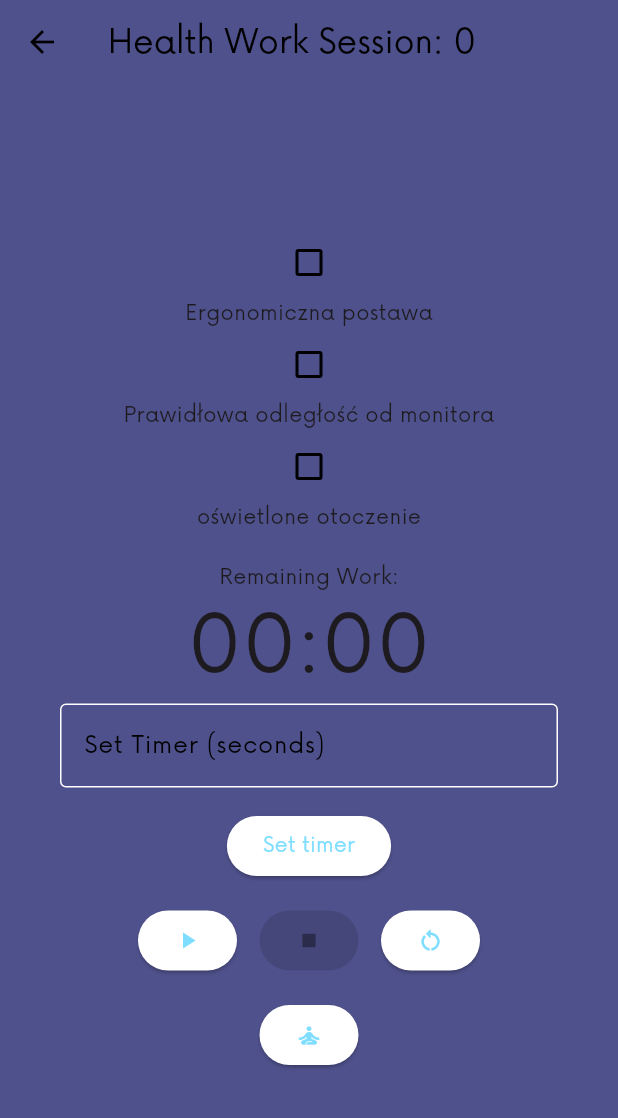
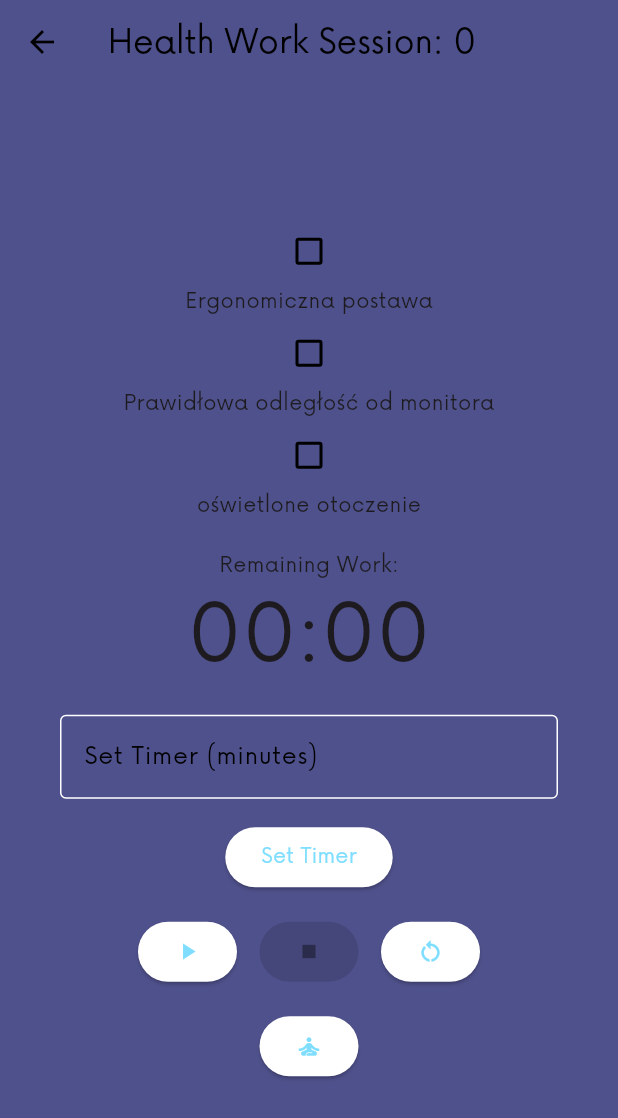
Before and after one commit to Jabrocki/HackYeah, a Flutter app: the WorkPage screen opened directly, on a phone screen of 412 x 824 dp. Shown: the top 1118 px of the screen. Run offline on Flutter 3.47's test engine with Material 3 defaults, Android fonts, the phone set to English and light mode, and no system bars; our stand-ins replace flutter_dotenv; missing offline and left inert: dart:ffi, flutter_popup_card.

Commit message:
new code architecure, more readable, more modular, easyier to rebuilt and maintain

```diff
--- a/lib/appState/mainAppState.dart
+++ b/lib/appState/mainAppState.dart
@@ -104,6 +104,8 @@
     'Work',
   ];
 
+
+
   int _currentState = 1;
   bool everyBoxChecked = false;
   int settedTime = 0;
@@ -124,6 +126,30 @@
   return checkboxes.every((element) => element['state'] == true);
 }
 
+ // Zwraca stan checkboxa
+  bool getCheckboxState(int index) {
+    var checkbox = checkboxes.firstWhere((element) => element['index'] == index, orElse: () => null);
+    return checkbox != null ? checkbox['state'] : false;
+  }
+
+
+  String getCheckboxContent(int number) {
+  var checkbox = checkboxes.firstWhere((element) => element['index'] == number, orElse: () => null);
+  if (checkbox != null) {
+    return checkbox['content'];
+  }
+  return '';  // Return a default empty string
+}
+
+  // Zmienia stan checkboxa
+  bool changeCheckboxState(int number) {
+    var checkbox = checkboxes.firstWhere((element) => element['index'] == number, orElse: () => null);
+    if (checkbox != null) {
+      checkbox['state'] = !checkbox['state'];
+    }
+    return checkbox != null ? checkbox['state'] : false;
+  }
+
 
   void setTimer(int seconds) {
     if (seconds < 0) {
@@ -132,7 +158,7 @@
     else if (_isRunning || !isEveryBoxChecked()) {
       return;
     }
-    settedTime = seconds;
+    settedTime = seconds * 60;
     _remainingTime = settedTime;
     notifyListeners();
   }
@@ -164,33 +190,11 @@
   }
 
 
-  // Zwraca stan checkboxa
-  bool getCheckboxState(int index) {
-    var checkbox = checkboxes.firstWhere((element) => element['index'] == index, orElse: () => null);
-    return checkbox != null ? checkbox['state'] : false;
-  }
-
-
-  String getCheckboxContent(int number) {
-  var checkbox = checkboxes.firstWhere((element) => element['index'] == number, orElse: () => null);
-  if (checkbox != null) {
-    return checkbox['content'];
-  }
-  return '';  // Return a default empty string
-}
-
-  // Zmienia stan checkboxa
-  bool changeCheckboxState(int number) {
-    var checkbox = checkboxes.firstWhere((element) => element['index'] == number, orElse: () => null);
-    if (checkbox != null) {
-      checkbox['state'] = !checkbox['state'];
-    }
-    return checkbox != null ? checkbox['state'] : false;
-  }
-
-
   void stopTimer() {
     // Logika zatrzymywania czasu
+    if (_currentState == 0){
+      return;
+    }
     _isRunning = false;
     _timer?.cancel();
     notifyListeners();
--- a/lib/layouts/workPage.dart
+++ b/lib/layouts/workPage.dart
@@ -1,4 +1,5 @@
-// ignore_for_file: file_names
+// ignore: file_names
+
 
 import 'package:flutter/material.dart';
 import 'package:hackyeah/appState/mainAppState.dart';
@@ -18,107 +19,173 @@
   Widget build(BuildContext context) {
     final appState = Provider.of<MainAppState>(context);
 
-    // Konwersja sekund na format minut:sekundy
-    String formatTime(int totalSeconds) {
-      int minutes = totalSeconds ~/ 60;
-      int seconds = totalSeconds % 60;
-      return "${minutes.toString().padLeft(2, '0')}:${seconds.toString().padLeft(2, '0')}";
-    }
-
     return Scaffold(
-      appBar: AppBar(
-        title: Text('Health Work Session: ${appState.completedSessions}'),
-      ),
+      appBar: _buildAppBar(appState),
       body: SafeArea(
         child: Center(
           child: Column(
             mainAxisAlignment: MainAxisAlignment.center,
             children: [
-              for (int i = 0, l = appState.checkboxes.length; i < l; i++)
-                Column(
+              _buildCheckboxList(appState),
+              const SizedBox(height: 20),
+              _buildRemainingTime(appState),
+              const SizedBox(height: 15),
+              _buildTimerInput(),
+              const SizedBox(height: 15),
+              _buildControlButtons(appState),
+              const SizedBox(height: 15),
+              _buildResetButton2(appState),
+              const SizedBox(height: 15),
+              _buildSessionIcons(appState),
+            ],
+          ),
+        ),
+      ),
+    );
+  }
+
+  AppBar _buildAppBar(MainAppState appState) {
+    return AppBar(
+      title: Text('Health Work Session: ${appState.completedSessions}'),
+    );
+  }
+
+  Widget _buildCheckboxList(MainAppState appState) {
+    return Column(
       mainAxisAlignment: MainAxisAlignment.center,
+      children: List.generate(appState.checkboxes.length, (index) {
+        return _buildCheckbox(appState, index);
+      }),
+    );
+  }
+
+  Widget _buildCheckbox(MainAppState appState, int index) {
+    return Column(
       children: [
         Checkbox(
-                      value: appState.getCheckboxState(i),
+          value: appState.getCheckboxState(index),
           onChanged: (bool? newValue) {
-                        appState.changeCheckboxState(i); // Zmienia stan checkboxa
-                        setState(() {}); // Odświeża UI
+            appState.changeCheckboxState(index);
+            setState(() {});
           },
         ),
-                    Text(appState.getCheckboxContent(i)),
+        Text(appState.getCheckboxContent(index)),
       ],
-                ),
-              const SizedBox(height: 20),
+    );
+  }
+
+  Widget _buildRemainingTime(MainAppState appState) {
+    return Column(
+      children: [
         Text('Remaining ${appState.currentState}:'),
         Text(
-                formatTime(appState.remainingTime), // Wyświetlanie czasu
+          _formatTime(appState.remainingTime),
           style: const TextStyle(fontSize: 52),
         ),
-              // Pole do wpisania czasu
-              Padding(
+      ],
+    );
+  }
+
+  String _formatTime(int totalSeconds) {
+    final minutes = totalSeconds ~/ 60;
+    final seconds = totalSeconds % 60;
+    return '${minutes.toString().padLeft(2, '0')}:${seconds.toString().padLeft(2, '0')}';
+  }
+
+  Widget _buildTimerInput() {
+    return Padding(
       padding: const EdgeInsets.symmetric(horizontal: 40),
       child: TextField(
         controller: _timeController,
         keyboardType: TextInputType.number,
         decoration: const InputDecoration(
-                    labelText: 'Set Timer (seconds)',
+          labelText: 'Set Timer (minutes)',
           border: OutlineInputBorder(),
         ),
       ),
-              ),
-              const SizedBox(height: 15),
-              Tooltip(
-                message: 'Click to set the timer',
-                child: ElevatedButton(
-                  onPressed: () {
-                    final int? inputTime = int.tryParse(_timeController.text);
-                    if (inputTime != null) {
-                      appState.setTimer(inputTime);
+    );
   }
-                  },
-                  child: const Text("Set timer"),
-                ),
-              ),
+
+  Widget _buildControlButtons(MainAppState appState) {
+  return Column(
+    mainAxisAlignment: MainAxisAlignment.center,
+    children: [
+      _buildSetTimerButton(appState),
       const SizedBox(height: 15),
       Row(
         mainAxisAlignment: MainAxisAlignment.center,
         children: [
-                  Tooltip(
+          _buildStartButton(appState),
+          const SizedBox(width: 15),
+          _buildStopButton(appState),
+          const SizedBox(width: 15),
+          _buildResetButton1(appState),// Add this new button
+        ],
+      ),
+    ],
+  );
+}
+
+  Widget _buildSetTimerButton(MainAppState appState) {
+  return ElevatedButton(
+    onPressed: () {
+      // Get the input from the controller
+      final String? input = _timeController.text;
+      if (input != null && input.isNotEmpty) {
+        // Parse it to an integer
+        final int? timerValue = int.tryParse(input);
+        if (timerValue != null) {
+          // Use the appState method to set the timer
+          appState.setTimer(timerValue);
+        }
+      }
+    },
+    child: const Text('Set Timer'),
+  );
+}
+
+  Widget _buildStartButton(MainAppState appState) {
+    return Tooltip(
       message: 'Start Timer',
       child: ElevatedButton(
-                      onPressed: appState.isRunning ? null : () => appState.startSession(),
+        onPressed: appState.isRunning ? null : appState.startSession,
         child: const Icon(Icons.play_arrow),
       ),
-                  ),
-                  const SizedBox(width: 15),
-                  Tooltip(
+    );
+  }
+
+  Widget _buildStopButton(MainAppState appState) {
+    return Tooltip(
       message: 'Stop Timer',
       child: ElevatedButton(
-                      onPressed: appState.isRunning ? () => appState.stopTimer() : null,
+        onPressed: appState.isRunning ? appState.stopTimer : null,
         child: const Icon(Icons.stop),
       ),
-                  ),
-                  const SizedBox(width: 15),
-                  Tooltip(
+    );
+  }
 
+  Widget _buildResetButton1(MainAppState appState) {
+    return Tooltip(
       message: 'Reset Timer',
       child: ElevatedButton(
-                      onPressed: () => appState.resetTimer(),
+        onPressed: appState.resetTimer,
         child: const Icon(Icons.restart_alt),
       ),
-                  ),
-                ],
-              ),
-              const SizedBox(height: 15),
-              Tooltip(
-                message: 'Reset session counter',
+    );
+  }
+
+  Widget _buildResetButton2(MainAppState appState) {
+    return Tooltip(
+      message: 'Reset Session Counter',
       child: ElevatedButton(
-                  onPressed: () => appState.resetSessions(),
+        onPressed: appState.resetSessions,
         child: const Icon(Icons.self_improvement),
       ),
-              ),
-              const SizedBox(height: 15),
-              Row(
+    );
+  }
+
+  Widget _buildSessionIcons(MainAppState appState) {
+    return Row(
       mainAxisAlignment: MainAxisAlignment.center,
       children: List.generate(appState.completedSessions, (index) {
         return const Padding(
@@ -126,11 +193,6 @@
           child: Icon(Icons.check_circle, color: Colors.green),
         );
       }),
-              ),
-            ],
-          ),
-        ),
-      ),
     );
   }
 }
```
Lines whose indentation alone changed are shown as unchanged.
